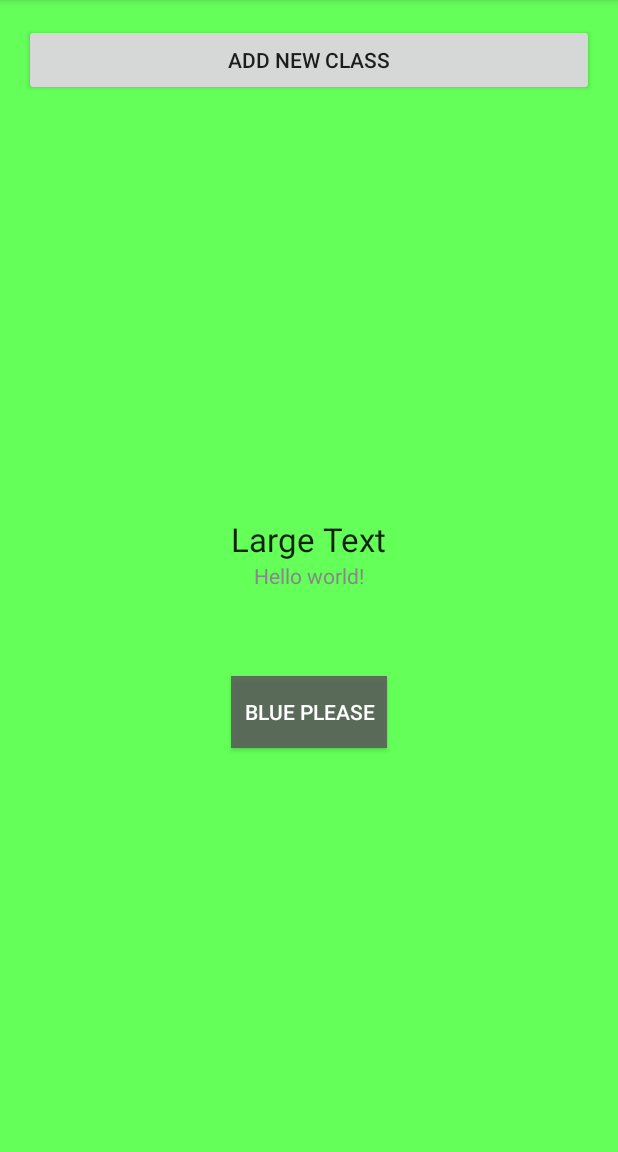
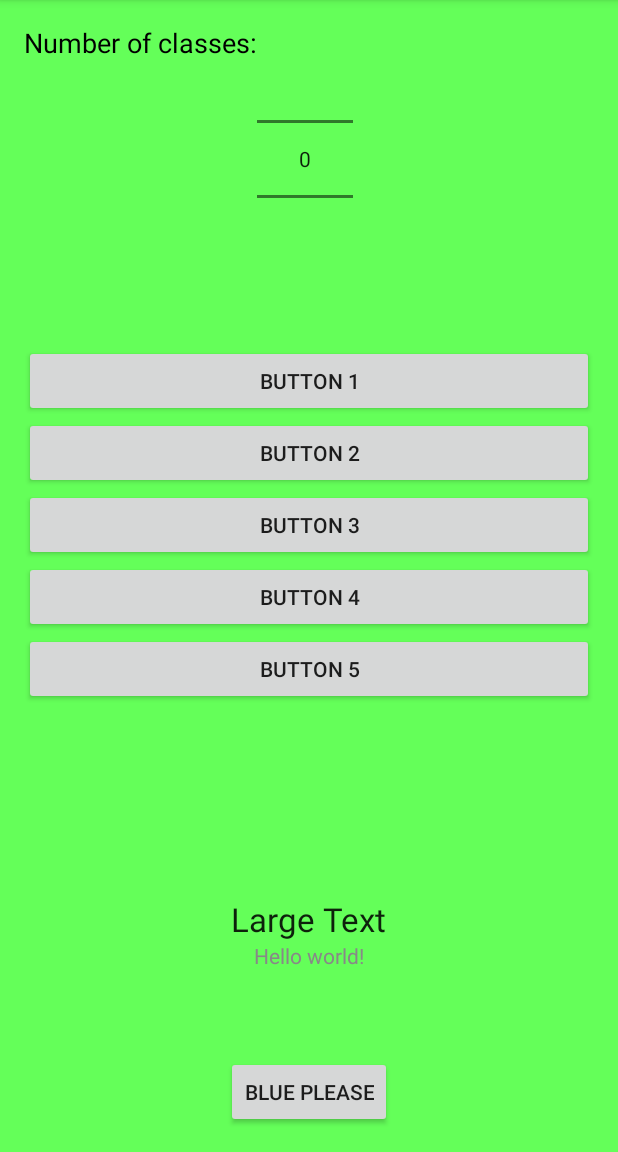
Before and after one commit to nchanfreau/first, an Android app: the screen it shows after launch (FirstActivity), on a phone screen of 412 x 824 dp, the part 84-1236 px from its top. Run offline under Robolectric (Android 15) with nearby library versions, the phone set to English and light mode, and no system bars.

Commit message:
started trying to add number picker and multiple vertical layouts

```diff
--- /dev/null
+++ b/app/src/main/java/com/example/nataliechanfreau/myapplication/CustomNumberPicker.java
@@ -0,0 +1,33 @@
+package com.example.nataliechanfreau.myapplication;
+
+import android.content.Context;
+import android.util.AttributeSet;
+import android.view.View;
+import android.widget.EditText;
+import android.widget.NumberPicker;
+
+/**
+ * Created by nataliechanfreau on 5/14/15.
+ */
+public class CustomNumberPicker extends NumberPicker {
+
+    public CustomNumberPicker(Context context, AttributeSet attrs) {
+        super(context, attrs);
+    }
+
+    @Override
+    public void addView(View child) {
+        super.addView(child);
+        //setMinValue(0);
+        //setMaxValue(7);
+        setValue(4);
+
+        String[] values = new String[8];
+        for(int i=0; i < values.length; i++) {
+            values[i] = Integer.toString(i);
+        }
+
+        setDisplayedValues(values);
+        setWrapSelectorWheel(false);
+    }
+}
--- a/app/src/main/java/com/example/nataliechanfreau/myapplication/FirstActivity.java
+++ b/app/src/main/java/com/example/nataliechanfreau/myapplication/FirstActivity.java
@@ -1,13 +1,16 @@
 package com.example.nataliechanfreau.myapplication;
 
 import android.content.Intent;
+import android.graphics.Color;
 import android.support.v7.app.ActionBarActivity;
 import android.os.Bundle;
 import android.view.Menu;
 import android.view.MenuItem;
 import android.view.View;
 import android.widget.Button;
+import android.widget.LinearLayout;
 import android.widget.RelativeLayout;
+import android.widget.Toast;
 
 
 public class FirstActivity extends ActionBarActivity {
@@ -16,18 +19,43 @@ public class FirstActivity extends ActionBarActivity {
     @Override
     protected void onCreate(Bundle savedInstanceState) {
         super.onCreate(savedInstanceState);
-        createHeaderRow();
-        createFirstRow();
         setContentView(R.layout.activity_one);
-        createAdderButton();
+        //createAdderButton();
+        letsTrySomething(5);
+    }
+
+    private void letsTrySomething(int num) {
+        for (int i = 1; i <= num; i++) {
+            LinearLayout.LayoutParams params = new LinearLayout.LayoutParams(
+                    LinearLayout.LayoutParams.MATCH_PARENT,
+                    LinearLayout.LayoutParams.WRAP_CONTENT);
+            Button btn = new Button(this);
+            btn.setId(i);
+            final int id_ = btn.getId();
+            btn.setText("button " + id_);
+            ((LinearLayout) findViewById(R.id.linearLayout1)).addView(btn, params);
+            Button btn1 = ((Button) findViewById(id_));
+            btn1.setOnClickListener(new View.OnClickListener() {
+                public void onClick(View view) {
+                    Toast.makeText(view.getContext(),
+                            "Button clicked index = " + id_, Toast.LENGTH_SHORT)
+                            .show();
+                }
+            });
+        }
     }
 
     private void createHeaderRow() {
 
     }
 
-    private void createFirstRow() {
-
+    private void createRow() {
+        Button b = new Button(this);
+        b.setText("here's the row");
+        RelativeLayout ll = (RelativeLayout)findViewById(R.id.main_relative);
+        RelativeLayout.LayoutParams lp = new RelativeLayout.LayoutParams(
+                RelativeLayout.LayoutParams.MATCH_PARENT, RelativeLayout.LayoutParams.WRAP_CONTENT);
+        ll.addView(b, lp);
     }
 
     private void createAdderButton() {
@@ -41,17 +69,12 @@ public class FirstActivity extends ActionBarActivity {
     }
 
     private View.OnClickListener getAdderClickListener() {
-        /*View.OnClickListener ocl = new View.OnClickListener() {
+        View.OnClickListener ocl = new View.OnClickListener() {
             public void onClick(View v) {
-
+                createRow();
             }
         };
-        return ocl;*/
-        return e -> lol();
-    }
-
-    private void lol() {
-
+        return ocl;
     }
 
     @Override
--- a/app/src/main/res/layout/activity_one.xml
+++ b/app/src/main/res/layout/activity_one.xml
@@ -7,15 +7,15 @@
     android:id="@+id/main_relative"
     android:background="#ff64ff59">
 
-    <TextView
-        android:text="@string/hello_world"
-        android:layout_width="wrap_content"
+    <LinearLayout
+        android:orientation="vertical"
+        android:layout_width="match_parent"
         android:layout_height="wrap_content"
-        android:textColor="#888888"
-        android:id="@+id/textView2"
-        android:layout_centerVertical="true"
-        android:layout_centerHorizontal="true"
-        android:editable="false" />
+        android:id="@+id/linearLayout2"
+        android:weightSum="1"
+        android:layout_alignParentBottom="true"
+        android:layout_alignParentLeft="true"
+        android:layout_alignParentStart="true">
 
         <TextView
             android:layout_width="wrap_content"
@@ -25,7 +25,19 @@
             android:id="@+id/textView"
             android:layout_above="@+id/textView2"
             android:layout_centerHorizontal="true"
-        android:editable="true" />
+            android:editable="true"
+            android:layout_gravity="center_horizontal" />
+
+        <TextView
+            android:text="@string/hello_world"
+            android:layout_width="wrap_content"
+            android:layout_height="wrap_content"
+            android:textColor="#888888"
+            android:id="@+id/textView2"
+            android:layout_centerVertical="true"
+            android:layout_centerHorizontal="true"
+            android:editable="false"
+            android:layout_gravity="center_horizontal" />
 
         <Button
             android:layout_width="wrap_content"
@@ -35,11 +47,54 @@
             android:layout_below="@+id/textView2"
             android:layout_marginTop="57dp"
             android:onClick="buttonOnClick"
-        android:textColor="#ffffffff"
-        android:background="#dc5b5b5b"
             android:layout_alignRight="@+id/textView"
             android:layout_alignEnd="@+id/textView"
             android:layout_alignLeft="@+id/textView"
-        android:layout_alignStart="@+id/textView" />
+            android:layout_alignStart="@+id/textView"
+            android:layout_weight="0.03"
+            android:layout_gravity="center_horizontal" />
+
+    </LinearLayout>
+
+    <LinearLayout
+        android:orientation="vertical"
+        android:layout_width="match_parent"
+        android:layout_height="wrap_content"
+        android:id="@+id/linearLayout1"
+        android:layout_marginTop="34dp"
+        android:layout_below="@+id/linearLayout0"
+        android:layout_alignParentRight="true"
+        android:layout_alignParentEnd="true"></LinearLayout>
+
+    <LinearLayout
+        android:orientation="vertical"
+        android:layout_width="match_parent"
+        android:layout_height="wrap_content"
+        android:id="@+id/linearLayout0"
+        android:layout_alignParentTop="true"
+        android:layout_centerHorizontal="true">
+
+        <LinearLayout
+            android:orientation="horizontal"
+            android:layout_width="match_parent"
+            android:layout_height="match_parent">
+
+            <TextView
+                android:layout_width="wrap_content"
+                android:layout_height="wrap_content"
+                android:textAppearance="?android:attr/textAppearanceMedium"
+                android:text="Number of classes:"
+                android:id="@+id/textView5"
+                android:textColor="#ff000000" />
+
+            <view
+                android:layout_width="wrap_content"
+                android:layout_height="wrap_content"
+                class="com.example.nataliechanfreau.myapplication.CustomNumberPicker"
+                android:id="@+id/view"
+                android:orientation="vertical" />
+
+        </LinearLayout>
+    </LinearLayout>
 
 </RelativeLayout>
```
Lines whose indentation alone changed are shown as unchanged.
